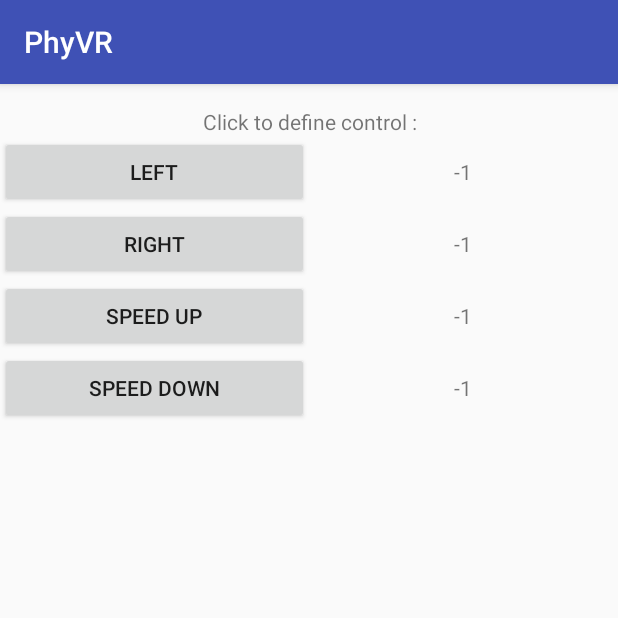
After one commit to Ipsedo/ArenAI, an Android app: the ControlActivity screen opened directly, with no data from a screen before it, on a phone screen of 412 x 824 dp, the top half of it. The commit adds this screen. Run offline under Robolectric (Android 15) with nearby library versions, the phone set to English and light mode, and no system bars; 1 statement that could not run was skipped.

Commit message:
continué controls

```diff
--- a/app/build.gradle
+++ b/app/build.gradle
@@ -38,4 +38,5 @@ dependencies {
     androidTestImplementation 'com.android.support.test:runner:1.0.2'
     androidTestImplementation 'com.android.support.test.espresso:espresso-core:3.0.2'
     implementation 'com.google.vr:sdk-base:1.80.0'
+    implementation 'com.google.code.gson:gson:2.8.0'
 }
--- a/app/src/main/AndroidManifest.xml
+++ b/app/src/main/AndroidManifest.xml
@@ -34,6 +34,9 @@
             </intent-filter>
 
         </activity>
+        <activity android:name=".controls.ControlActivity">
+
+        </activity>
     </application>
 
 </manifest>
--- a/app/src/main/java/com/samuelberrien/phyvr/MyGvrView.java
+++ b/app/src/main/java/com/samuelberrien/phyvr/MyGvrView.java
@@ -46,13 +46,13 @@ public class MyGvrView extends GvrView implements GvrView.StereoRenderer {
 	@Override
 	public boolean onKeyDown(int keyCode, KeyEvent event) {
 		controls.onKeyDown(keyCode, event);
-		return super.onKeyDown(keyCode, event);
+		return true;
 	}
 
 	@Override
 	public boolean onKeyUp(int keyCode, KeyEvent event) {
 		controls.onKeyUp(keyCode, event);
-		return super.onKeyUp(keyCode, event);
+		return true;
 	}
 
 	/**
@@ -108,7 +108,7 @@ public class MyGvrView extends GvrView implements GvrView.StereoRenderer {
 		rendererPtr = initRenderer(boxesPtr);
 		carPtr = initCar(getContext().getAssets(), levelPtr, rendererPtr, boxesPtr);
 
-		controls = new Controls(carPtr);
+		controls = new Controls(getContext(), carPtr);
 	}
 
 	@Override
--- /dev/null
+++ b/app/src/main/java/com/samuelberrien/phyvr/controls/ControlActivity.java
@@ -0,0 +1,49 @@
+package com.samuelberrien.phyvr.controls;
+
+import android.os.Bundle;
+import android.support.annotation.Nullable;
+import android.support.v7.app.AppCompatActivity;
+import android.view.KeyEvent;
+import android.view.MotionEvent;
+import android.view.ViewGroup;
+import android.widget.LinearLayout;
+import com.samuelberrien.phyvr.R;
+
+import java.util.ArrayList;
+
+public class ControlActivity extends AppCompatActivity {
+
+	private ArrayList<SetUpControl> setUpControls;
+
+	@Override
+	protected void onCreate(@Nullable Bundle savedInstanceState) {
+		super.onCreate(savedInstanceState);
+		setContentView(R.layout.activity_control);
+
+		setUpControls = new ArrayList<>();
+
+		setUpControls.add(new SetUpControl(this, R.string.left_control, this));
+		setUpControls.add(new SetUpControl(this, R.string.right_control, this));
+		setUpControls.add(new SetUpControl(this, R.string.speed_up_control, this));
+		setUpControls.add(new SetUpControl(this, R.string.speed_down_control, this));
+
+		LinearLayout.LayoutParams params = new LinearLayout.LayoutParams(ViewGroup.LayoutParams.MATCH_PARENT, ViewGroup.LayoutParams.WRAP_CONTENT);
+
+		for (SetUpControl s : setUpControls)
+			((LinearLayout) findViewById(R.id.linearlayout_control)).addView(s, params);
+	}
+
+	@Override
+	public boolean dispatchGenericMotionEvent(MotionEvent e) {
+		for (SetUpControl s : setUpControls)
+			s.motionEvent(e);
+		return true;
+	}
+
+	@Override
+	public boolean dispatchKeyEvent(KeyEvent event) {
+		for (SetUpControl s : setUpControls)
+			s.keyDown(event.getKeyCode(), event);
+		return event.getKeyCode() != KeyEvent.KEYCODE_BACK || super.dispatchKeyEvent(event);
+	}
+}
--- /dev/null
+++ b/app/src/main/java/com/samuelberrien/phyvr/controls/SetUpControl.java
@@ -0,0 +1,125 @@
+package com.samuelberrien.phyvr.controls;
+
+import android.app.Activity;
+import android.content.Context;
+import android.content.SharedPreferences;
+import android.view.*;
+import android.widget.Button;
+import android.widget.LinearLayout;
+import android.widget.TextView;
+import com.google.gson.Gson;
+
+import java.util.Timer;
+import java.util.TimerTask;
+
+import static android.content.Context.MODE_PRIVATE;
+
+public class SetUpControl extends LinearLayout {
+
+	private Button setUpButton;
+	private String controlName;
+	private TextView controlView;
+
+	private SharedPreferences controlsPref;
+
+	private Controls.Infos infos;
+
+	private boolean isSetUp;
+
+	public SetUpControl(final Context context, int controlStrId, final Activity activity) {
+		super(context);
+		setOrientation(HORIZONTAL);
+
+		controlName = context.getString(controlStrId);
+
+		controlsPref = context.getSharedPreferences(Controls.sharedPref, MODE_PRIVATE);
+
+		Gson gson = new Gson();
+		String json = controlsPref.getString(controlName, Controls.Infos.getDefault());
+		infos = gson.fromJson(json, Controls.Infos.class);
+
+		LinearLayout.LayoutParams params = new LinearLayout.LayoutParams(0, ViewGroup.LayoutParams.WRAP_CONTENT);
+		params.weight = 0.5f;
+
+		setUpButton = new Button(context);
+		setUpButton.setLayoutParams(params);
+		setUpButton.setGravity(Gravity.CENTER);
+		setUpButton.setText(controlName);
+
+		setUpButton.setOnClickListener(new OnClickListener() {
+			@Override
+			public void onClick(View view) {
+				isSetUp = true;
+				controlView.setText("Searching...");
+
+				Timer t = new Timer();
+				t.schedule(new TimerTask() {
+					@Override
+					public void run() {
+						isSetUp = false;
+						activity.runOnUiThread(new Runnable() {
+							@Override
+							public void run() {
+								setTextViewInfos();
+							}
+						});
+					}
+				}, 10000);
+			}
+		});
+
+		addView(setUpButton);
+
+		controlView = new TextView(context);
+		controlView.setLayoutParams(params);
+		controlView.setGravity(Gravity.CENTER);
+		setTextViewInfos();
+
+		addView(controlView);
+	}
+
+	private void setTextViewInfos() {
+		controlView.setText(Integer.toString(infos.ID)
+				+ (infos.isMotionEvent ? (infos.isPlusAxis ? "+" : "-") : ""));
+	}
+
+	public void motionEvent(MotionEvent event) {
+		if (isSetUp) {
+			for (int i = MotionEvent.AXIS_X; i < MotionEvent.AXIS_GENERIC_16; i++) {
+				float value = event.getAxisValue(i);
+				if (value > 0.5f || value < -0.5f) {
+					infos.name = controlName;
+					infos.isMotionEvent = true;
+					infos.ID = i;
+					infos.isPlusAxis = value > 0.f;
+
+					SharedPreferences.Editor prefsEditor = controlsPref.edit();
+					Gson gson = new Gson();
+					String json = gson.toJson(infos);
+					prefsEditor.putString(controlName, json);
+					prefsEditor.apply();
+					isSetUp = false;
+					setTextViewInfos();
+					break;
+				}
+			}
+		}
+	}
+
+	public void keyDown(int keyCode, KeyEvent event) {
+		if (isSetUp) {
+			infos.name = controlName;
+			infos.isMotionEvent = false;
+			infos.ID = keyCode;
+			infos.isPlusAxis = false;
+
+			SharedPreferences.Editor prefsEditor = controlsPref.edit();
+			Gson gson = new Gson();
+			String json = gson.toJson(infos);
+			prefsEditor.putString(controlName, json);
+			prefsEditor.apply();
+			isSetUp = false;
+			setTextViewInfos();
+		}
+	}
+}
--- /dev/null
+++ b/app/src/main/res/layout/activity_control.xml
@@ -0,0 +1,16 @@
+<?xml version="1.0" encoding="utf-8"?>
+<tool:LinearLayout xmlns:android="http://schemas.android.com/apk/res/android" xmlns:tool="http://schemas.android.com/tools"
+				   android:orientation="vertical"
+				   android:layout_width="match_parent"
+				   android:layout_height="match_parent"
+				   android:id="@+id/linearlayout_control"
+				   tool:context=".controls.ControlActivity">
+
+	<TextView android:layout_width="match_parent"
+			android:layout_height="wrap_content"
+			android:text="@string/activity_control_text"
+			android:gravity="center"
+			android:layout_marginTop="15dp"/>
+
+
+</tool:LinearLayout>
--- a/app/src/main/res/values/strings.xml
+++ b/app/src/main/res/values/strings.xml
@@ -1,3 +1,9 @@
 <resources>
 	<string name="app_name">PhyVR</string>
+	<string name="activity_control_text">Click to define control :</string>
+	<string name="left_control">Left</string>
+	<string name="right_control">Right</string>
+	<string name="speed_up_control">Speed up</string>
+	<string name="speed_down_control">Speed down</string>
+	<string name="undefined_control">Unedefined</string>
 </resources>
```
Also changed, not shown: app/src/main/java/com/samuelberrien/phyvr/MainActivity.java (+16 -5 lines), app/src/main/java/com/samuelberrien/phyvr/MyGvrActivity.java (+13 -0 lines), app/src/main/java/com/samuelberrien/phyvr/controls/Controls.java (+69 -24 lines), app/src/main/res/layout/activity_main.xml (+5 -5 lines).
